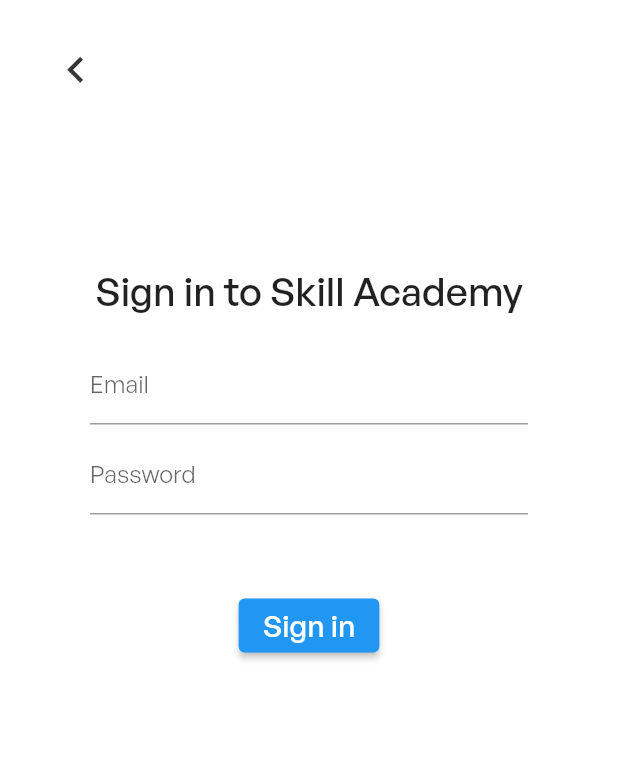
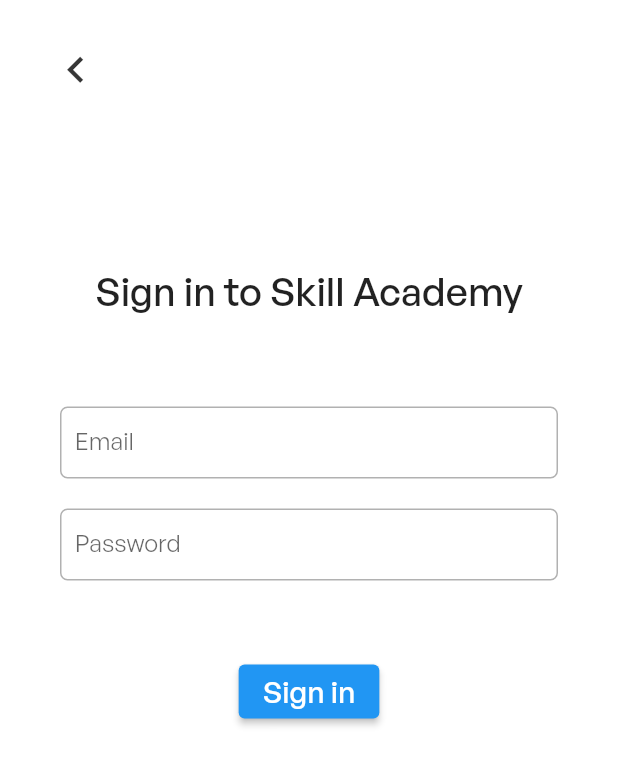
Before and after one commit to realstoman/flutter_login_register_ui, a Flutter app: the screen it shows after launch, after a tap on "Sign in", on a phone screen of 412 x 824 dp. Shown: the top 765 px of the screen. Run offline on Flutter 3.47's test engine with Material 2 defaults, Android fonts, the phone set to English and light mode, and no system bars.

Commit message:
Login form fields styles

```diff
--- a/lib/screens/login_screen.dart
+++ b/lib/screens/login_screen.dart
@@ -19,22 +19,50 @@
 
   Widget _buildEmailField() {
     return TextFormField(
-      decoration: const InputDecoration(
+      decoration: InputDecoration(
         labelText: 'Email',
-        contentPadding: EdgeInsets.only(top: 14.0),
+        contentPadding: const EdgeInsets.only(top: 10.0, left: 10.0),
         // prefixIcon: Icon(Icons.email, color: Colors.black87),
         hintText: 'Enter your email',
+        fillColor: Colors.white,
+        focusedBorder: OutlineInputBorder(
+          borderRadius: BorderRadius.circular(5.0),
+          borderSide: const BorderSide(
+            color: Color.fromARGB(255, 8, 61, 104),
+          ),
+        ),
+        enabledBorder: OutlineInputBorder(
+          borderRadius: BorderRadius.circular(5.0),
+          borderSide: const BorderSide(
+            color: Color.fromARGB(255, 177, 177, 177),
+            width: 1.0,
+          ),
+        ),
       ),
     );
   }
 
   Widget _buildPasswordField() {
     return TextFormField(
-      decoration: const InputDecoration(
+      decoration: InputDecoration(
         labelText: 'Password',
-        contentPadding: EdgeInsets.only(top: 14.0),
+        contentPadding: const EdgeInsets.only(top: 10.0, left: 10.0),
         // prefixIcon: Icon(Icons.lock, color: Colors.black87),
         hintText: 'Enter your password',
+        fillColor: Colors.white,
+        focusedBorder: OutlineInputBorder(
+          borderRadius: BorderRadius.circular(5.0),
+          borderSide: const BorderSide(
+            color: Color.fromARGB(255, 8, 61, 104),
+          ),
+        ),
+        enabledBorder: OutlineInputBorder(
+          borderRadius: BorderRadius.circular(5.0),
+          borderSide: const BorderSide(
+            color: Color.fromARGB(255, 177, 177, 177),
+            width: 1.0,
+          ),
+        ),
       ),
     );
   }
@@ -81,16 +109,19 @@
             child: SingleChildScrollView(
               physics: const AlwaysScrollableScrollPhysics(),
               padding:
-                  const EdgeInsets.symmetric(horizontal: 40.0, vertical: 120.0),
+                  const EdgeInsets.symmetric(horizontal: 20.0, vertical: 120.0),
               child: Column(
                 mainAxisAlignment: MainAxisAlignment.center,
                 children: <Widget>[
-                  const Text('Sign in to Skill Academy',
-                      style: TextStyle(
-                          color: Colors.black87,
-                          fontFamily: 'GeneralSans',
-                          fontSize: 26.0,
-                          fontWeight: FontWeight.w500)),
+                  const Padding(
+                    padding: EdgeInsets.only(bottom: 40.0),
+                    child: Text('Sign in to Skill Academy',
+                        style: TextStyle(
+                            color: Colors.black87,
+                            fontFamily: 'GeneralSans',
+                            fontSize: 26.0,
+                            fontWeight: FontWeight.w500)),
+                  ),
                   Container(
                     margin: const EdgeInsets.all(20),
                     child: Form(
@@ -98,7 +129,7 @@
                         mainAxisAlignment: MainAxisAlignment.center,
                         children: <Widget>[
                           _buildEmailField(),
-                          const SizedBox(height: 8.0),
+                          const SizedBox(height: 20.0),
                           _buildPasswordField(),
                           const SizedBox(height: 50.0),
                           ElevatedButton(
```
